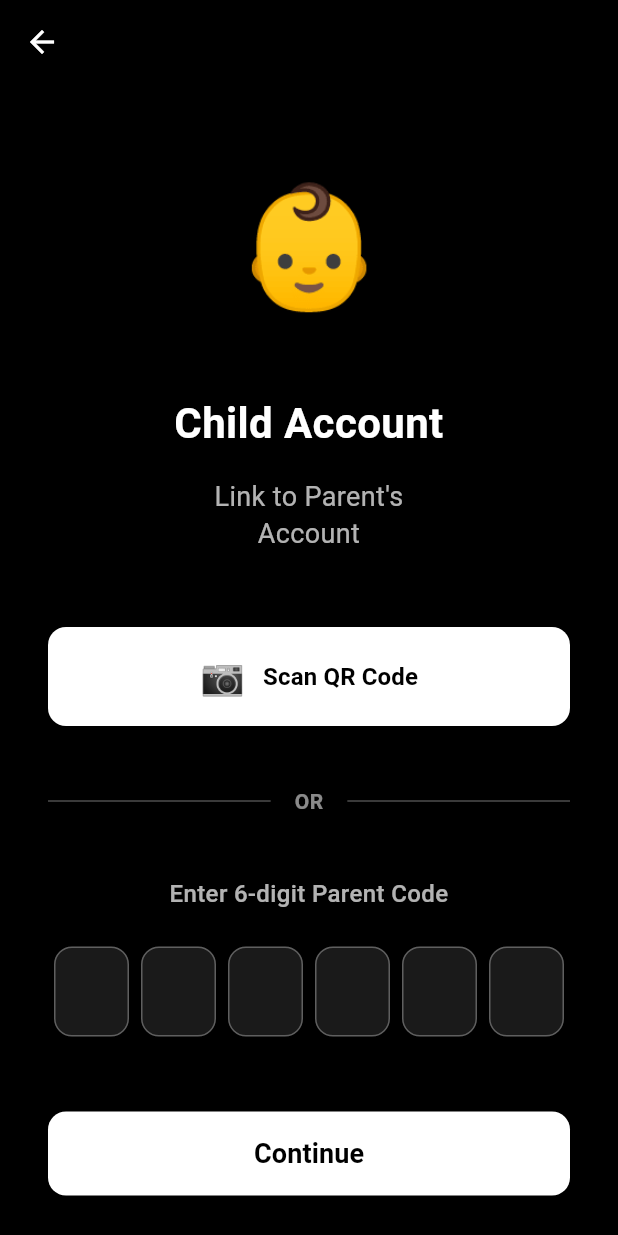
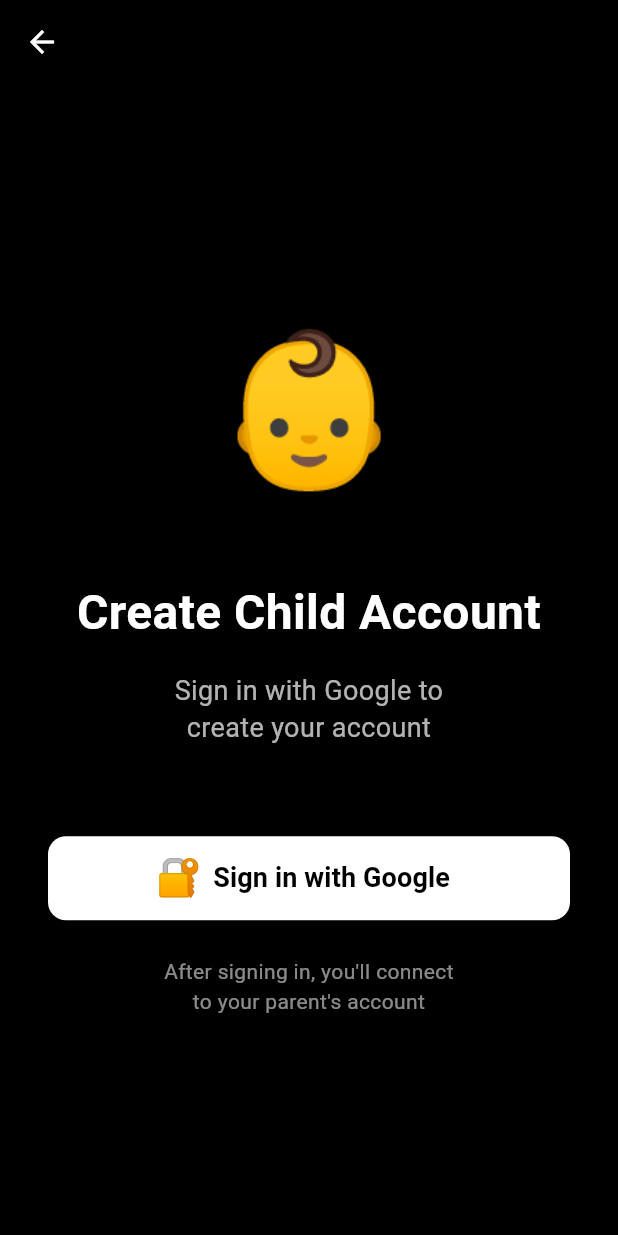
Before and after one commit to PersuasivePost/guilt-eater, a Flutter app: the UserTypeSelectionScreen screen opened directly, after a tap on "Child Mode", on a phone screen of 412 x 824 dp. Run offline on Flutter 3.47's test engine with Material 3 defaults, Android fonts, the phone set to English and light mode, and no system bars; our stand-ins replace flutter_secure_storage, google_sign_in, qr_flutter; missing offline and left inert: mobile_scanner; accounts and stored records are empty.

Commit message:
child qr & sec ft added

```diff
--- /dev/null
+++ b/frontend/lib/auth/child_auth_screen.dart
@@ -0,0 +1,149 @@
+import 'package:flutter/material.dart';
+import '../services/auth_service.dart';
+import 'child_linking_screen.dart';
+
+class ChildAuthScreen extends StatefulWidget {
+  const ChildAuthScreen({super.key});
+
+  @override
+  State<ChildAuthScreen> createState() => _ChildAuthScreenState();
+}
+
+class _ChildAuthScreenState extends State<ChildAuthScreen> {
+  final _authService = AuthService();
+  bool _isLoading = false;
+
+  Future<void> _handleGoogleSignIn() async {
+    setState(() => _isLoading = true);
+
+    try {
+      final token = await _authService.signInWithGoogle(role: 'child');
+
+      if (token != null) {
+        if (mounted) {
+          // Navigate to linking screen (no going back)
+          Navigator.pushReplacement(
+            context,
+            MaterialPageRoute(builder: (context) => const ChildLinkingScreen()),
+          );
+        }
+      } else {
+        throw Exception('Sign in failed - no token received');
+      }
+    } catch (e) {
+      if (mounted) {
+        ScaffoldMessenger.of(context).showSnackBar(
+          SnackBar(
+            content: Text('Sign in failed: $e'),
+            backgroundColor: Colors.red,
+          ),
+        );
+      }
+    } finally {
+      if (mounted) {
+        setState(() => _isLoading = false);
+      }
+    }
+  }
+
+  @override
+  Widget build(BuildContext context) {
+    return Scaffold(
+      backgroundColor: Colors.black,
+      appBar: AppBar(
+        backgroundColor: Colors.black,
+        elevation: 0,
+        leading: IconButton(
+          icon: const Icon(Icons.arrow_back, color: Colors.white),
+          onPressed: () => Navigator.pop(context),
+        ),
+      ),
+      body: SafeArea(
+        child: Padding(
+          padding: const EdgeInsets.all(32.0),
+          child: Column(
+            mainAxisAlignment: MainAxisAlignment.center,
+            crossAxisAlignment: CrossAxisAlignment.stretch,
+            children: [
+              const Spacer(),
+
+              // Icon
+              const Center(child: Text('👶', style: TextStyle(fontSize: 100))),
+              const SizedBox(height: 40),
+
+              // Title
+              const Text(
+                'Create Child Account',
+                textAlign: TextAlign.center,
+                style: TextStyle(
+                  fontSize: 32,
+                  fontWeight: FontWeight.bold,
+                  color: Colors.white,
+                ),
+              ),
+              const SizedBox(height: 16),
+
+              // Subtitle
+              const Text(
+                'Sign in with Google to\ncreate your account',
+                textAlign: TextAlign.center,
+                style: TextStyle(
+                  fontSize: 18,
+                  color: Colors.white70,
+                  height: 1.4,
+                ),
+              ),
+              const SizedBox(height: 60),
+
+              // Google Sign-In Button
+              SizedBox(
+                height: 56,
+                child: ElevatedButton.icon(
+                  onPressed: _isLoading ? null : _handleGoogleSignIn,
+                  icon: _isLoading
+                      ? const SizedBox(
+                          width: 20,
+                          height: 20,
+                          child: CircularProgressIndicator(
+                            strokeWidth: 2,
+                            color: Colors.black,
+                          ),
+                        )
+                      : const Text('🔐', style: TextStyle(fontSize: 24)),
+                  label: Text(
+                    _isLoading ? 'Signing in...' : 'Sign in with Google',
+                    style: const TextStyle(
+                      fontSize: 18,
+                      fontWeight: FontWeight.w600,
+                    ),
+                  ),
+                  style: ElevatedButton.styleFrom(
+                    backgroundColor: Colors.white,
+                    foregroundColor: Colors.black,
+                    shape: RoundedRectangleBorder(
+                      borderRadius: BorderRadius.circular(12),
+                    ),
+                  ),
+                ),
+              ),
+              const SizedBox(height: 24),
+
+              // Info text
+              const Text(
+                'After signing in, you\'ll connect\nto your parent\'s account',
+                textAlign: TextAlign.center,
+                style: TextStyle(
+                  fontSize: 14,
+                  color: Colors.white54,
+                  height: 1.4,
+                ),
+              ),
+
+              const Spacer(),
+            ],
+          ),
+        ),
+      ),
+    );
+  }
+}
--- a/frontend/lib/screens/onboarding/user_type_selection_screen.dart
+++ b/frontend/lib/screens/onboarding/user_type_selection_screen.dart
@@ -1,7 +1,7 @@
 import 'package:flutter/material.dart';
 import '../../auth/individual_login_screen.dart';
 import '../../auth/parent_login_screen.dart';
-import '../../auth/child_login_screen.dart';
+import '../../auth/child_auth_screen.dart';
 
 class UserTypeSelectionScreen extends StatelessWidget {
   const UserTypeSelectionScreen({super.key});
@@ -71,7 +71,7 @@
                         Navigator.push(
                           context,
                           MaterialPageRoute(
-                            builder: (context) => const ChildLoginScreen(),
+                            builder: (context) => const ChildAuthScreen(),
                           ),
                         );
                       },
```
Also changed, not shown: frontend/lib/auth/child_linking_screen.dart (added, +365 -0 lines), frontend/lib/auth/child_login_screen.dart (+150 -7 lines), 6 other files.
